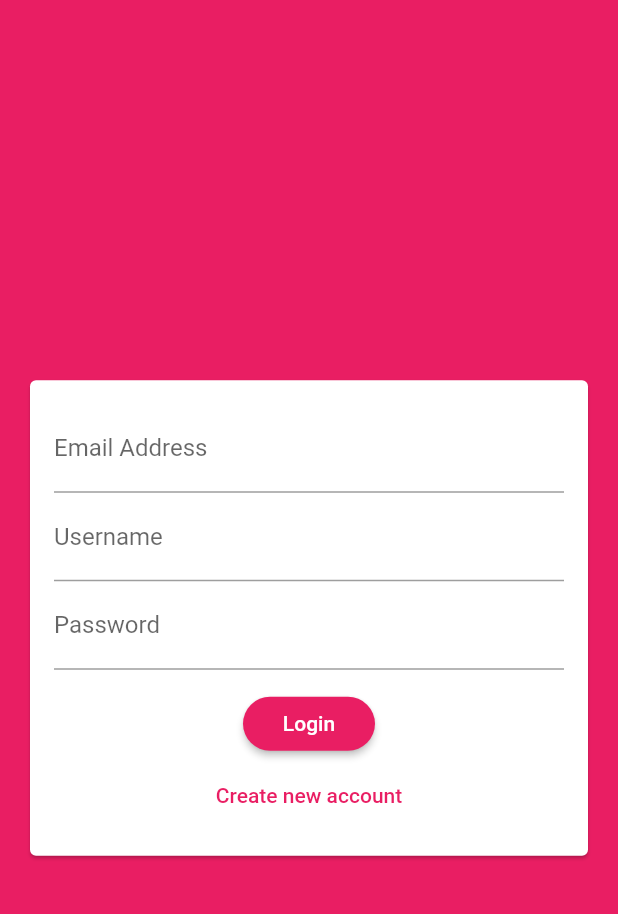
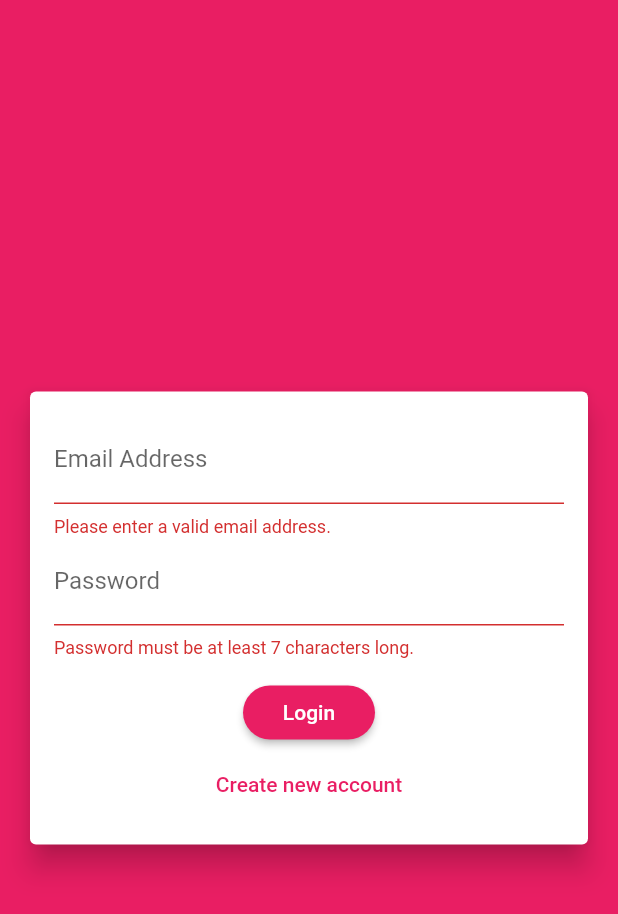
Before and after one commit to charger513/chat_app, a Flutter app: the screen it shows after launch, after a tap on "Login", on a phone screen of 412 x 824 dp. Shown: the top 914 px of the screen. Run offline on Flutter 3.47's test engine with Material 2 defaults, Android fonts, the phone set to English and light mode, and no system bars; our stand-ins replace cloud_firestore; accounts and stored records are empty.

Commit message:
Creating an Authentication Form

```diff
--- a/lib/widgets/auth_form.dart
+++ b/lib/widgets/auth_form.dart
@@ -6,44 +6,104 @@ class AuthForm extends StatefulWidget {
 }
 
 class _AuthFormState extends State<AuthForm> {
+  final _formKey = GlobalKey<FormState>();
+  var _isLogin = true;
+
+  String _userEmail = '';
+  String _userName = '';
+  String _userPassword = '';
+
+  void _trySubmit() {
+    final isValid = _formKey.currentState.validate();
+
+    FocusScope.of(context).unfocus(); // Close de keyboard
+
+    if (isValid) {
+      _formKey.currentState.save();
+      print(_userEmail);
+      print(_userName);
+      print(_userPassword);
+      // Use those values to send our auth request ...
+    }
+  }
+
   @override
   Widget build(BuildContext context) {
     return Center(
       child: Card(
         margin: const EdgeInsets.all(20),
+        elevation: 8,
         child: SingleChildScrollView(
           child: Padding(
             padding: const EdgeInsets.all(16),
             child: Form(
+              key: _formKey,
               child: Column(
                 mainAxisSize: MainAxisSize.min,
                 children: <Widget>[
                   TextFormField(
+                    key: ValueKey('email'),
+                    validator: (value) {
+                      if (value.isEmpty || !value.contains('@')) {
+                        return 'Please enter a valid email address.';
+                      }
+                      return null;
+                    },
                     keyboardType: TextInputType.emailAddress,
                     decoration: InputDecoration(
                       labelText: 'Email Address',
                     ),
+                    onSaved: (value) {
+                      _userEmail = value;
+                    },
                   ),
+                  if (!_isLogin)
+                    TextFormField(
+                      key: ValueKey('username'),
+                      validator: (value) {
+                        if (value.isEmpty || value.length < 4) {
+                          return 'Please enter at least 4 characters.';
+                        }
+                        return null;
+                      },
+                      decoration: InputDecoration(
+                        labelText: 'Username',
+                      ),
+                      onSaved: (value) {
+                        _userName = value;
+                      },
+                    ),
                   TextFormField(
-                    decoration: InputDecoration(
-                      labelText: 'Username',
-                    ),
-                  ),
-                  TextFormField(
+                    key: ValueKey('password'),
+                    validator: (value) {
+                      if (value.isEmpty || value.length < 7) {
+                        return 'Password must be at least 7 characters long.';
+                      }
+                      return null;
+                    },
                     obscureText: true,
                     decoration: InputDecoration(
                       labelText: 'Password',
                     ),
+                    onSaved: (value) {
+                      _userPassword = value;
+                    },
                   ),
                   SizedBox(height: 12),
                   RaisedButton(
-                    child: Text('Login'),
-                    onPressed: () {},
+                    child: Text(_isLogin ? 'Login' : 'Signup'),
+                    onPressed: _trySubmit,
                   ),
                   FlatButton(
                     textColor: Theme.of(context).primaryColor,
-                    child: Text('Create new account'),
-                    onPressed: () {},
+                    child: Text(_isLogin
+                        ? 'Create new account'
+                        : 'I already have an account'),
+                    onPressed: () {
+                      setState(() {
+                        _isLogin = !_isLogin;
+                      });
+                    },
                   ),
                 ],
               ),
--- a/pubspec.yaml
+++ b/pubspec.yaml
@@ -14,7 +14,7 @@ description: A new Flutter project.
 version: 1.0.0+1
 
 environment:
-  sdk: ">=2.1.0 <3.0.0"
+  sdk: ">=2.5.0 <3.0.0"
 
 dependencies:
   flutter:
```
